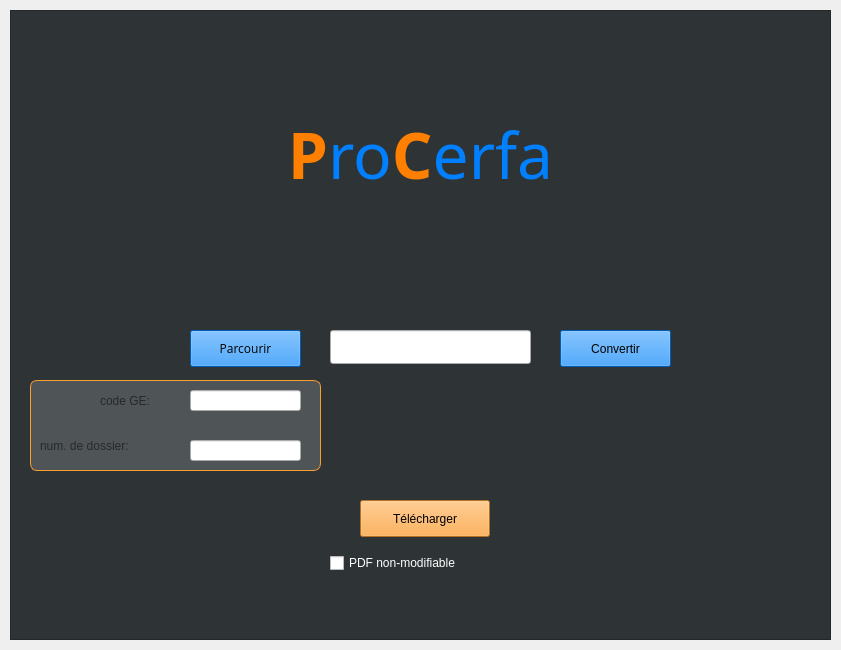
Above: modules/ui/qt_ui/mainwindow.ui from cloud441/Procerfa before the change. Below: the same form after it.
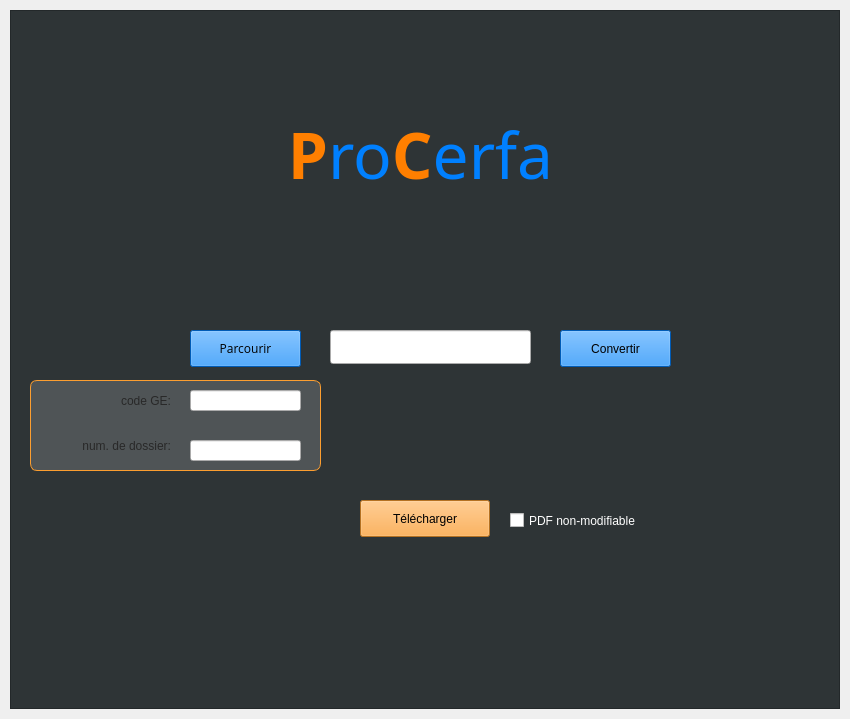
That is the form after the change.

Commit message: [UI]: align right

Diff of the .ui file:
```diff
--- a/modules/ui/qt_ui/mainwindow.ui
+++ b/modules/ui/qt_ui/mainwindow.ui
@@ -6,8 +6,8 @@
    <rect>
     <x>0</x>
     <y>0</y>
-    <width>841</width>
-    <height>650</height>
+    <width>850</width>
+    <height>719</height>
    </rect>
   </property>
   <property name="windowTitle">
@@ -191,9 +191,9 @@
      <widget class="QLabel" name="label">
       <property name="geometry">
        <rect>
-        <x>90</x>
+        <x>30</x>
         <y>380</y>
-        <width>71</width>
+        <width>131</width>
         <height>21</height>
        </rect>
       </property>
@@ -205,6 +205,9 @@
       <property name="text">
        <string>code GE:</string>
       </property>
+      <property name="alignment">
+       <set>Qt::AlignRight|Qt::AlignTrailing|Qt::AlignVCenter</set>
+      </property>
      </widget>
      <widget class="QLabel" name="label_2">
       <property name="geometry">
@@ -223,6 +226,9 @@
       <property name="text">
        <string>num. de dossier:</string>
       </property>
+      <property name="alignment">
+       <set>Qt::AlignRight|Qt::AlignTrailing|Qt::AlignVCenter</set>
+      </property>
      </widget>
      <widget class="Line" name="line">
       <property name="geometry">
@@ -248,10 +254,10 @@
      <widget class="QCheckBox" name="readonly_checkbox">
       <property name="geometry">
        <rect>
-        <x>320</x>
-        <y>540</y>
+        <x>500</x>
+        <y>490</y>
         <width>201</width>
-        <height>26</height>
+        <height>41</height>
        </rect>
       </property>
       <property name="font">
```
Left out of the diff: 3 changed lines with no effect on the pictures. The commit also changes 1 other file.
